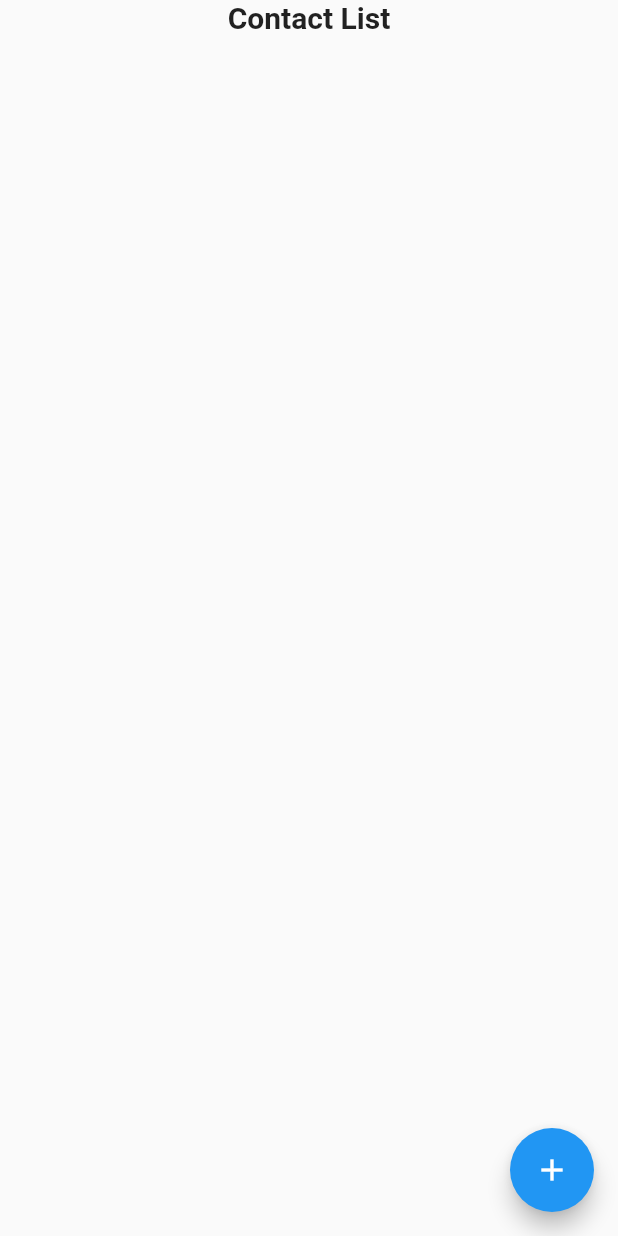
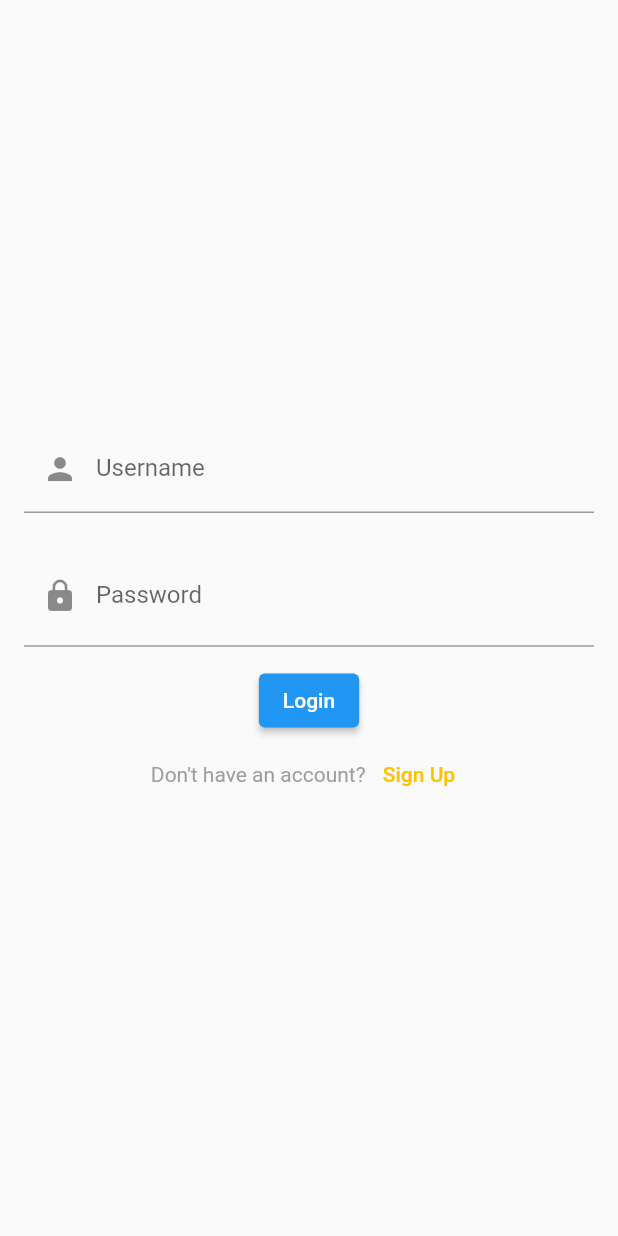
Before and after one commit to abianfikri/flutter_Firebase, a Flutter app: the screen it shows after launch, on a phone screen of 412 x 824 dp. Run offline on Flutter 3.47's test engine with Material 2 defaults, Android fonts, the phone set to English and light mode, and no system bars; our stand-ins replace cloud_firestore, firebase_auth, firebase_core; accounts and stored records are empty.

Commit message:
menambahkan view , controller register dan login

```diff
--- a/lib/main.dart
+++ b/lib/main.dart
@@ -2,6 +2,8 @@ import 'package:firebase_core/firebase_core.dart';
 import 'package:flutter/material.dart';
 import 'package:project_firebase/view/add_contact.dart';
 import 'package:project_firebase/view/contact.dart';
+import 'package:project_firebase/view/login.dart';
+import 'package:project_firebase/view/register.dart';
 
 Future main() async {
   WidgetsFlutterBinding.ensureInitialized();
@@ -29,7 +31,7 @@ class MyApp extends StatelessWidget {
         // is not restarted.
         primarySwatch: Colors.blue,
       ),
-      home: const Contact(),
+      home: const Login(),
     );
   }
 }
--- /dev/null
+++ b/lib/model/user_model.dart
@@ -0,0 +1,37 @@
+import 'dart:convert';
+
+import 'package:firebase_auth/firebase_auth.dart';
+
+class UserModel {
+  String name;
+  String email;
+  String uId;
+  UserModel({
+    required this.name,
+    required this.email,
+    required this.uId,
+  });
+
+  Map<String, dynamic> toMap() {
+    return {
+      'name': name,
+      'email': email,
+      'uId': uId,
+    };
+  }
+
+  factory UserModel.fromMap(Map<String, dynamic> map) {
+    return UserModel(
+      name: map['name'] ?? '',
+      email: map['email'] ?? '',
+      uId: map['uId'] ?? '',
+    );
+  }
+
+  String toJson() => json.encode(toMap());
+
+  factory UserModel.fromJson(String source) =>
+      UserModel.fromMap(json.decode(source));
+
+  static UserModel? fromFirebaseUser(User user) {}
+}
--- /dev/null
+++ b/lib/view/login.dart
@@ -0,0 +1,172 @@
+import 'package:flutter/material.dart';
+import 'package:flutter/src/widgets/container.dart';
+import 'package:flutter/src/widgets/framework.dart';
+import 'package:project_firebase/controller/auth_controller.dart';
+import 'package:project_firebase/model/user_model.dart';
+import 'package:project_firebase/view/contact.dart';
+import 'package:project_firebase/view/register.dart';
+
+class Login extends StatefulWidget {
+  const Login({super.key});
+
+  @override
+  State<Login> createState() => _LoginState();
+}
+
+class _LoginState extends State<Login> {
+  final formkey = GlobalKey<FormState>();
+  final autCtr = AuthController();
+
+  bool eyeToggle = true;
+
+  String? email;
+  String? password;
+
+  @override
+  Widget build(BuildContext context) {
+    return Scaffold(
+      body: SafeArea(
+        child: Center(
+          child: Form(
+            key: formkey,
+            child: Column(
+              mainAxisAlignment: MainAxisAlignment.center,
+              children: [
+                Container(
+                  width: 380,
+                  height: 80,
+                  child: TextFormField(
+                    decoration: InputDecoration(
+                        labelText: 'Username',
+                        hintText: 'Username/Email',
+                        prefixIcon: Icon(Icons.person)),
+                    validator: (value) {
+                      bool valid = RegExp(
+                              r"^[a-zA-Z0-9.a-zA-Z0-9.!#$%&'*+-/=?^_`{|}~]+@[a-zA-Z0-9]+\.[a-zA-Z]+")
+                          .hasMatch(value!);
+
+                      if (value.isEmpty) {
+                        return 'Please Enter your username/email';
+                      }
+                    },
+                    onChanged: (value) {
+                      email = value;
+                    },
+                  ),
+                ),
+                Container(
+                  width: 380,
+                  height: 80,
+                  child: TextFormField(
+                    obscureText: eyeToggle,
+                    decoration: InputDecoration(
+                        labelText: "Password",
+                        hintText: 'Password',
+                        prefixIcon: Icon(Icons.lock),
+                        suffix: InkWell(
+                          onTap: () {
+                            setState(() {
+                              eyeToggle = !eyeToggle;
+                            });
+                          },
+                          child: Icon(eyeToggle
+                              ? Icons.visibility_off
+                              : Icons.visibility_off),
+                        )),
+                    validator: (value) {
+                      if (value!.isEmpty) {
+                        return "Please enter your password";
+                      }
+                    },
+                    onChanged: (value) {
+                      password = value;
+                    },
+                  ),
+                ),
+                ElevatedButton(
+                    child: Text('Login'),
+                    onPressed: () async {
+                      if (formkey.currentState!.validate()) {
+                        UserModel? signUser = await autCtr
+                            .signInWithEmailAndPassword(email!, password!);
+
+                        if (signUser != null) {
+                          showDialog(
+                            context: context,
+                            builder: (BuildContext context) {
+                              return AlertDialog(
+                                title: const Text('Login Successful'),
+                                content: const Text(
+                                    'You have been successfully Loginned.'),
+                                actions: <Widget>[
+                                  TextButton(
+                                    onPressed: () {
+                                      Navigator.push(
+                                          context,
+                                          MaterialPageRoute(
+                                              builder: (context) => Contact()));
+                                      print(signUser.email);
+                                      // Navigate to the next screen or perform any desired action
+                                    },
+                                    child: const Text('OK'),
+                                  ),
+                                ],
+                              );
+                            },
+                          );
+                        } else {
+                          // Login failed
+                          showDialog(
+                            context: context,
+                            builder: (BuildContext context) {
+                              return AlertDialog(
+                                title: const Text('Login Failed'),
+                                content: const Text(
+                                    'An error occurred during Login.'),
+                                actions: <Widget>[
+                                  TextButton(
+                                    onPressed: () {
+                                      Navigator.push(
+                                          context,
+                                          MaterialPageRoute(
+                                              builder: (context) => Login()));
+                                    },
+                                    child: const Text('OK'),
+                                  ),
+                                ],
+                              );
+                            },
+                          );
+                        }
+                      }
+                    }),
+                Container(
+                    height: 50,
+                    child: Row(
+                      mainAxisAlignment: MainAxisAlignment.center,
+                      children: [
+                        Text(
+                          "Don't have an account? ",
+                          style: TextStyle(color: Colors.grey),
+                        ),
+                        TextButton(
+                            onPressed: () {
+                              Navigator.push(
+                                  context,
+                                  MaterialPageRoute(
+                                      builder: (context) => Register()));
+                            },
+                            child: Text(
+                              "Sign Up",
+                              style: TextStyle(color: Colors.amber),
+                            ))
+                      ],
+                    ))
+              ],
+            ),
+          ),
+        ),
+      ),
+    );
+  }
+}
```
Also changed, not shown: lib/controller/auth_controller.dart (added, +68 -0 lines), lib/controller/contact_controller.dart (+17 -5 lines), lib/view/contact.dart (+31 -3 lines), lib/view/register.dart (added, +120 -0 lines), lib/view/update_contact.dart (+7 -4 lines), pubspec.yaml (+3 -4 lines), pubspec.lock, 1 other file.
